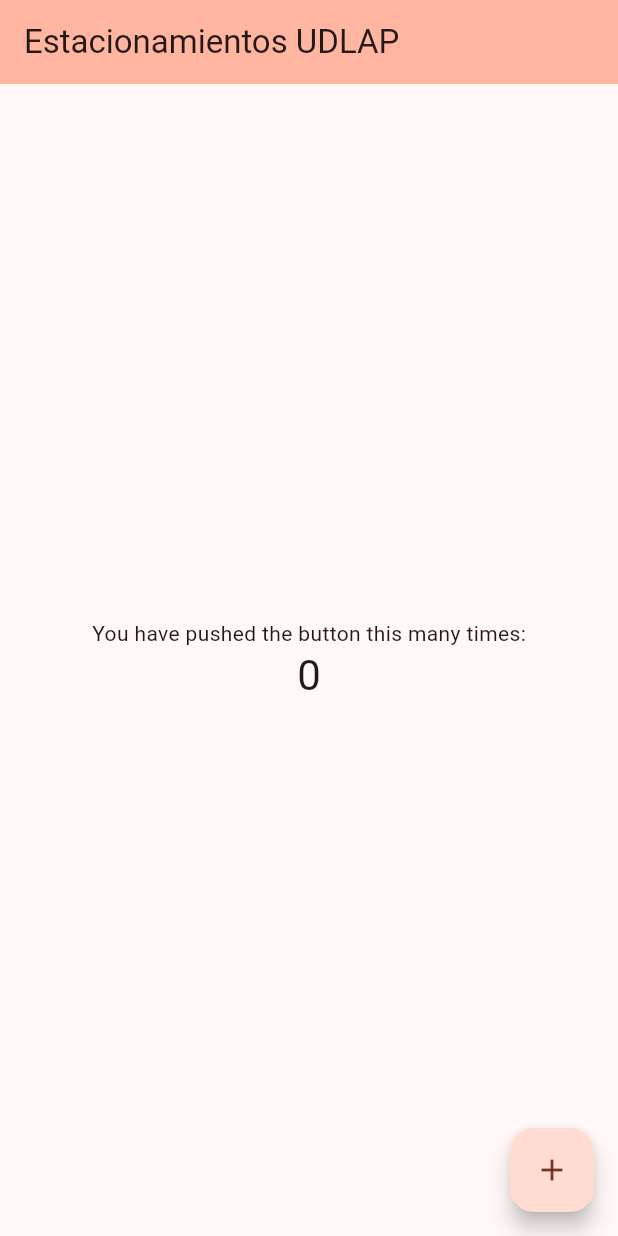
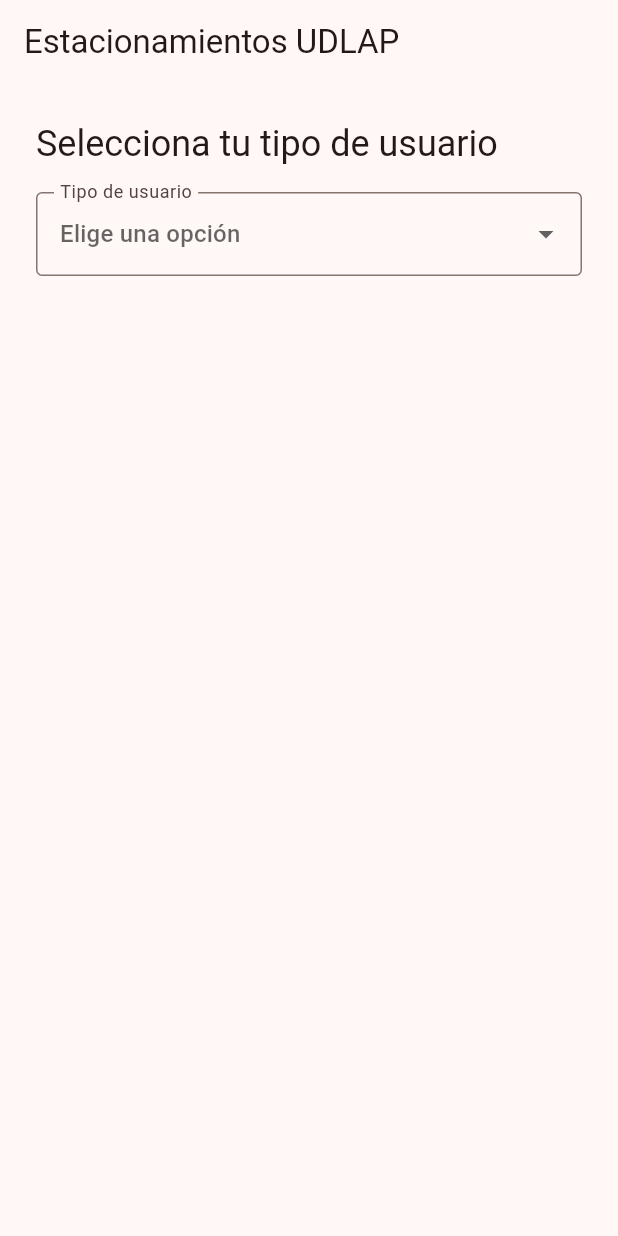
Before and after one commit to aldosolisr/estacionamientos_udlap, a Flutter app: the screen it shows after launch, on a phone screen of 412 x 824 dp. Run offline on Flutter 3.47's test engine with Material 3 defaults, Android fonts, the phone set to English and light mode, and no system bars.

Commit message:
Agregar selector de tipo de usuario en interfaz

```diff
--- a/lib/main.dart
+++ b/lib/main.dart
@@ -7,27 +7,14 @@
 class MyApp extends StatelessWidget {
   const MyApp({super.key});
 
-  // This widget is the root of your application.
   @override
   Widget build(BuildContext context) {
     return MaterialApp(
-      title: 'Root',
+      title: 'Estacionamientos UDLAP',
+      debugShowCheckedModeBanner: false,
       theme: ThemeData(
-        // This is the theme of your application.
-        //
-        // TRY THIS: Try running your application with "flutter run". You'll see
-        // the application has a purple toolbar. Then, without quitting the app,
-        // try changing the seedColor in the colorScheme below to Colors.green
-        // and then invoke "hot reload" (save your changes or press the "hot
-        // reload" button in a Flutter-supported IDE, or press "r" if you used
-        // the command line to start the app).
-        // Notice that the counter didn't reset back to zero; the application
-        // state is not lost during the reload. To reset the state, use hot
-        // restart instead.
-        //
-        // This works for code too, not just values: Most code changes can be
-        // tested with just a hot reload.
-        colorScheme: .fromSeed(seedColor: Colors.deepOrange),
+        colorScheme: ColorScheme.fromSeed(seedColor: Colors.deepOrange),
+        useMaterial3: true,
       ),
       home: const MyHomePage(title: 'Estacionamientos UDLAP'),
     );
@@ -37,15 +24,6 @@
 class MyHomePage extends StatefulWidget {
   const MyHomePage({super.key, required this.title});
 
-  // This widget is the home page of your application. It is stateful, meaning
-  // that it has a State object (defined below) that contains fields that affect
-  // how it looks.
-
-  // This class is the configuration for the state. It holds the values (in this
-  // case the title) provided by the parent (in this case the App widget) and
-  // used by the build method of the State. Fields in a Widget subclass are
-  // always marked "final".
-
   final String title;
 
   @override
@@ -53,68 +31,68 @@
 }
 
 class _MyHomePageState extends State<MyHomePage> {
-  int _counter = 0;
+  static const List<String> _userTypes = [
+    'Alumnos',
+    'Trabajadores',
+    'Profesores',
+    'Visitas',
+  ];
 
-  void _incrementCounter() {
-    setState(() {
-      // This call to setState tells the Flutter framework that something has
-      // changed in this State, which causes it to rerun the build method below
-      // so that the display can reflect the updated values. If we changed
-      // _counter without calling setState(), then the build method would not be
-      // called again, and so nothing would appear to happen.
-      _counter++;
-    });
-  }
+  String? _selectedUserType;
 
   @override
   Widget build(BuildContext context) {
-    // This method is rerun every time setState is called, for instance as done
-    // by the _incrementCounter method above.
-    //
-    // The Flutter framework has been optimized to make rerunning build methods
-    // fast, so that you can just rebuild anything that needs updating rather
-    // than having to individually change instances of widgets.
     return Scaffold(
       appBar: AppBar(
-        // TRY THIS: Try changing the color here to a specific color (to
-        // Colors.amber, perhaps?) and trigger a hot reload to see the AppBar
-        // change color while the other colors stay the same.
-        backgroundColor: Theme.of(context).colorScheme.inversePrimary,
-        // Here we take the value from the MyHomePage object that was created by
-        // the App.build method, and use it to set our appbar title.
         title: Text(widget.title),
       ),
-      body: Center(
-        // Center is a layout widget. It takes a single child and positions it
-        // in the middle of the parent.
+      body: Padding(
+        padding: const EdgeInsets.all(24),
         child: Column(
-          // Column is also a layout widget. It takes a list of children and
-          // arranges them vertically. By default, it sizes itself to fit its
-          // children horizontally, and tries to be as tall as its parent.
-          //
-          // Column has various properties to control how it sizes itself and
-          // how it positions its children. Here we use mainAxisAlignment to
-          // center the children vertically; the main axis here is the vertical
-          // axis because Columns are vertical (the cross axis would be
-          // horizontal).
-          //
-          // TRY THIS: Invoke "debug painting" (choose the "Toggle Debug Paint"
-          // action in the IDE, or press "p" in the console), to see the
-          // wireframe for each widget.
-          mainAxisAlignment: .center,
+          crossAxisAlignment: CrossAxisAlignment.start,
           children: [
-            const Text('You have pushed the button this many times:'),
             Text(
-              '$_counter',
-              style: Theme.of(context).textTheme.headlineMedium,
+              'Selecciona tu tipo de usuario',
+              style: Theme.of(context).textTheme.headlineSmall,
             ),
+            const SizedBox(height: 16),
+            DropdownButtonFormField<String>(
+              value: _selectedUserType,
+              decoration: const InputDecoration(
+                labelText: 'Tipo de usuario',
+                border: OutlineInputBorder(),
+              ),
+              hint: const Text('Elige una opción'),
+              items: _userTypes
+                  .map(
+                    (userType) => DropdownMenuItem<String>(
+                      value: userType,
+                      child: Text(userType),
+                    ),
+                  )
+                  .toList(),
+              onChanged: (value) {
+                setState(() {
+                  _selectedUserType = value;
+                });
+              },
+            ),
+            const SizedBox(height: 24),
+            if (_selectedUserType != null)
+              Container(
+                width: double.infinity,
+                padding: const EdgeInsets.all(16),
+                decoration: BoxDecoration(
+                  color: Theme.of(context).colorScheme.primaryContainer,
+                  borderRadius: BorderRadius.circular(12),
+                ),
+                child: Text(
+                  'Tipo seleccionado: $_selectedUserType',
+                  style: Theme.of(context).textTheme.titleMedium,
+                ),
+              ),
           ],
         ),
-      ),
-      floatingActionButton: FloatingActionButton(
-        onPressed: _incrementCounter,
-        tooltip: 'Increment',
-        child: const Icon(Icons.add),
       ),
     );
   }
```
Also changed, not shown: 1 other file.
